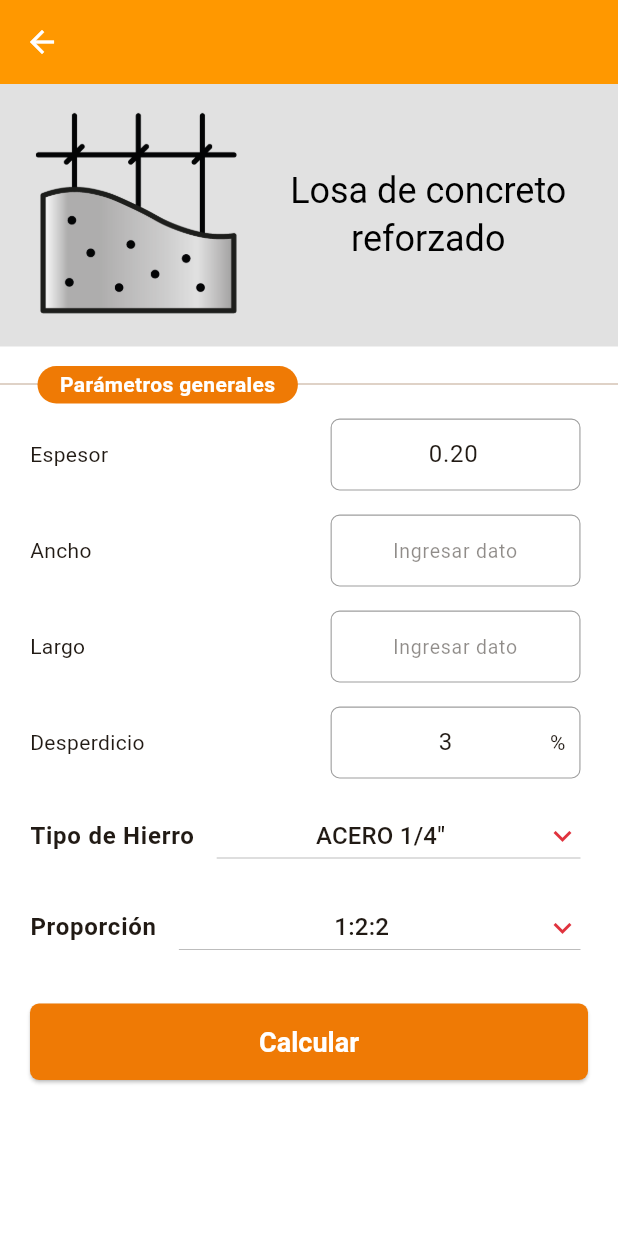
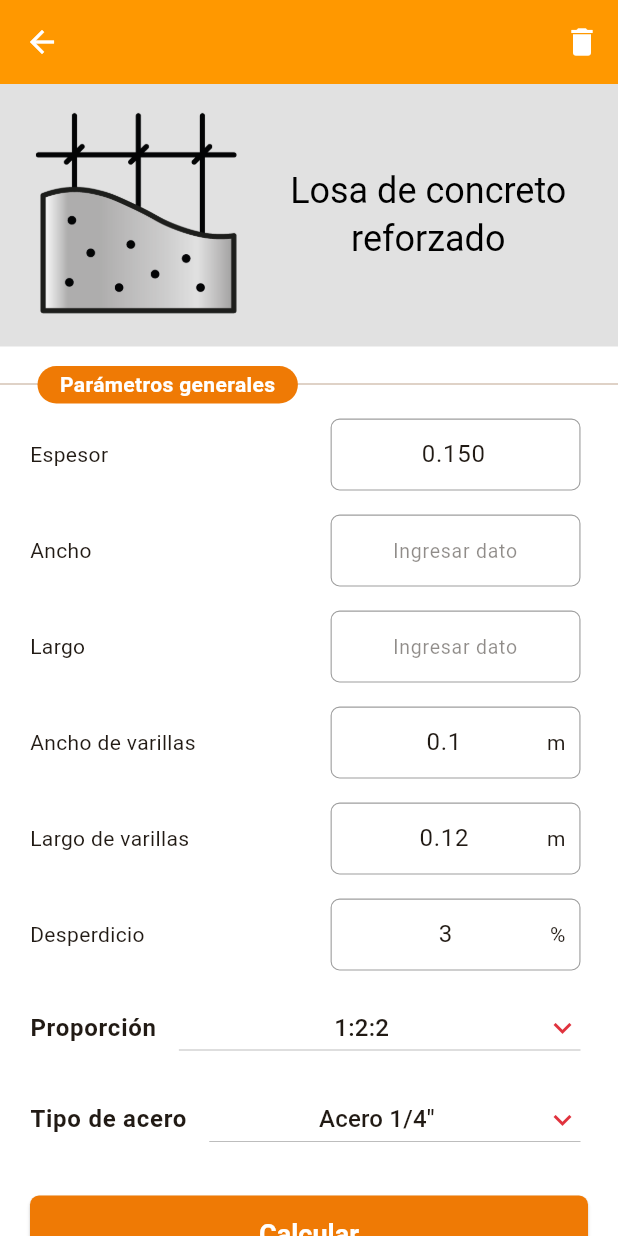
Before and after one commit to AdolfoID/itca_constructors-main, a Flutter app: the LosaReforzadaPage screen opened directly, on a phone screen of 412 x 824 dp. Run offline on Flutter 3.47's test engine with Material 3 defaults, Android fonts, the phone set to English and light mode, and no system bars; our stand-ins replace decimal, pdf, printing, shared_preferences, tuple; missing offline and left inert: flutter_pdfview; accounts and stored records are empty.

Commit message:
ultimo cambio

```diff
--- a/lib/src/ui/pages/forms/concretos/losa_reforzada.dart
+++ b/lib/src/ui/pages/forms/concretos/losa_reforzada.dart
@@ -37,29 +37,28 @@ class _LosaReforzadaPageState extends State<LosaReforzadaPage> with FormValidato
   final espesorText = TextEditingController();
   final desperdicioText = TextEditingController();
   String proporcion = '';
-  String tipoHierro = '';
+  String tipoAcero = '';
 
   @override
   void initState() {
     super.initState();
     _reiniciarTodo();
     proporcion = proporciones.first;
-    tipoHierro = tiposHierro.first;
+    tipoAcero = tiposAcero.first;
   }
 
   List<String> get proporciones => [
         "1:2:2",
       ];
 
-  List<String> get tiposHierro => [
-        "ACERO 1/4\"",
-        "ACERO 3/8\"",
-        "ACERO 1/2\"",
-        "ACERO 5/8\"",
-        "ACERO 3/4\"",
-        "ACERO 7/8\"",
-        "ACERO 1\"",
-
+  List<String> get tiposAcero => [
+        "Acero 1/4\"",
+        "Acero 3/8\"",
+        "Acero 1/2\"",
+        "Acero 5/8\"",
+        "Acero 3/4\"",
+        "Acero 7/8\"",
+        "Acero 1\"",
       ];
 
   String get title => widget.title;
@@ -69,6 +68,12 @@ class _LosaReforzadaPageState extends State<LosaReforzadaPage> with FormValidato
     return Scaffold(
       backgroundColor: Colors.white,
       appBar: AppBar(
+        actions: [
+          IconButton(
+            onPressed: _reiniciarTodo,
+            icon: const Icon(Icons.delete),
+          ),
+        ],
       ),
       body: Form(
         key: formKey,
@@ -103,22 +108,22 @@ class _LosaReforzadaPageState extends State<LosaReforzadaPage> with FormValidato
                           controller: largoText,
                         ),
                         TextFieldWidget(
+                          label: "Ancho de varillas",
+                          controller: anchoVarillasText,
+                          suffixWidget: const Text("m"),
+                        ),
+                        TextFieldWidget(
+                          label: "Largo de varillas",
+                          controller: largoVarillasText,
+                          suffixWidget: const Text("m"),
+                        ),
+                        TextFieldWidget(
                           label: "Desperdicio",
                           controller: desperdicioText,
                           suffixWidget: const Text("%"),
                         ),
-                      FormDropdownWidget(
-                        title: "Tipo de Hierro",
-                        items: tiposHierro,
-                        value: tipoHierro,
-                        onChanged: (value) {
-                          setState(() => tipoHierro = value!);
-                        },
-                      ),
-
                       ],
-                  ),
-                ),
+                    )),
                 Padding(
                   padding: const EdgeInsets.symmetric(
                     horizontal: 20,
@@ -131,6 +136,14 @@ class _LosaReforzadaPageState extends State<LosaReforzadaPage> with FormValidato
                         value: proporcion,
                         onChanged: (value) {
                           setState(() => proporcion = value!);
+                        },
+                      ),
+                      FormDropdownWidget(
+                        title: "Tipo de acero",
+                        items: tiposAcero,
+                        value: tipoAcero,
+                        onChanged: (value) {
+                          setState(() => tipoAcero = value!);
                         },
                       ),
                       const SizedBox(
@@ -154,7 +167,6 @@ class _LosaReforzadaPageState extends State<LosaReforzadaPage> with FormValidato
     );
   }
 
-
   ResultDataForPdfModel calc({
     required Decimal areaCalculo,
     required Decimal desperdicio,
@@ -162,8 +174,8 @@ class _LosaReforzadaPageState extends State<LosaReforzadaPage> with FormValidato
   }) {
     final priceProvider = PriceProvider.instance;
     final materialsItems = <ResultItem>[];
+
     // Materiales generales
-
     materialsItems.add(
       MamposteriaBloqueResultModel(
         descripcion: "CEMENTO TIPO GU",
@@ -213,6 +225,54 @@ class _LosaReforzadaPageState extends State<LosaReforzadaPage> with FormValidato
       ),
     );
 
+    // Tipo de acero
+    Decimal constanteAcero;
+    PriceItem priceItem;
+
+    switch (tipoAcero) {
+      case 'Acero 1/4"':
+        constanteAcero = 30.0.d;
+        priceItem = PriceItem.acero1_4;
+        break;
+      case 'Acero 3/8"':
+        constanteAcero = 13.60.d;
+        priceItem = PriceItem.acero3_8;
+        break;
+      case 'Acero 1/2"':
+        constanteAcero = 8.50.d;
+        priceItem = PriceItem.acero1_2;
+        break;
+      case 'Acero 5/8"':
+        constanteAcero = 4.87.d;
+        priceItem = PriceItem.acero5_8;
+        break;
+      case 'Acero 3/4"':
+        constanteAcero = 3.40.d;
+        priceItem = PriceItem.acero3_4;
+        break;
+      case 'Acero 7/8"':
+        constanteAcero = 2.50.d;
+        priceItem = PriceItem.acero7_8;
+        break;
+      case 'Acero 1"':
+        constanteAcero = 1.90.d;
+        priceItem = PriceItem.acero1;
+        break;
+      default:
+        constanteAcero = 30.0.d; // Default value
+        priceItem = PriceItem.acero1_4;
+    }
+
+    materialsItems.add(
+      VarillasResultModel(
+        descripcion: tipoAcero,
+        unidad: "qq",
+        constante: constanteAcero,
+        materialValor: totalVarillas,
+        precioUnitario: priceProvider.getPrice(priceItem),
+      ),
+    );
+
     final materiales = ResultDataForPdfModel(
       items: materialsItems,
       title: title.toUpperCase(),
@@ -220,59 +280,6 @@ class _LosaReforzadaPageState extends State<LosaReforzadaPage> with FormValidato
     );
 
     return materiales;
-  }
-
-  List<ResultDataForPdfModel> calcVarillas({
-    required Decimal areaCalculo,
-    required Decimal desperdicio,
-    required Decimal totalVarillas,
-  }) {
-    final priceProvider = PriceProvider.instance;
-    final materialsItems = <ResultItem>[];
-    // Materiales generales
-
-    materialsItems.add(
-      VarillasResultModel(
-        descripcion: tipoHierro,
-        unidad: "qq",
-
-        constante: _getConstantForTipoHierro(tipoHierro),
-        materialValor: totalVarillas,
-        precioUnitario: priceProvider.getPrice(
-          PriceItem.acero1_4,
-        ),
-      ),
-    );
-
-    final varillas = ResultDataForPdfModel(
-      items: materialsItems,
-      title: "${title.toUpperCase()}(Varillas)",
-      titleBackColor: Colors.blue,
-    );
-
-    return [varillas];
-  }
-
-  Decimal _getConstantForTipoHierro(String tipoHierro) {
-
-    switch (tipoHierro) {
-      case "ACERO 1/4\"":
-        return 30.0.d;
-      case "ACERO 3/8\"":
-        return 13.60.d;
-      case "ACERO 1/2\"":
-        return 8.50.d;
-      case "ACERO 5/8\"":
-        return 4.87.d;
-      case "ACERO 3/4\"":
-        return 3.40.d;
-      case "ACERO 7/8\"":
-        return 2.50.d;
-      case "ACERO 1\"":
-        return 1.90.d;
-      default:
-        return Decimal.zero;
-    }
   }
 
   _calcular(BuildContext context) {
@@ -293,13 +300,8 @@ class _LosaReforzadaPageState extends State<LosaReforzadaPage> with FormValidato
           (desperdicioText.text.toRegionalDouble() / 100.0.d).toDecimal();
 
       final totalVarillas =
-          ((anchoVarillaTotal + largoVarillaTotal) / 0.6.d).toDecimal() *
+          ((anchoVarillaTotal + largoVarillaTotal) / 6.0.d).toDecimal() *
               (0.06.d + 1.0.d);
-      final varillas = calcVarillas(
-        areaCalculo: volumen,
-        desperdicio: desperdicio,
-        totalVarillas: totalVarillas,
-      );
       final page1 = [
         calc(
           areaCalculo: volumen,
@@ -310,7 +312,6 @@ class _LosaReforzadaPageState extends State<LosaReforzadaPage> with FormValidato
 
       final results = [
         PdfPageData(results: page1),
-        PdfPageData(results: varillas),
       ];
 
       Navigator.of(context).push(
@@ -329,7 +330,9 @@ class _LosaReforzadaPageState extends State<LosaReforzadaPage> with FormValidato
     anchoText.clear();
     anchoVarillasText.text = "0.1";
     largoVarillasText.text = "0.12";
-    espesorText.text = "0.20";
+    espesorText.text = "0.150";
     desperdicioText.text = "3";
+    proporcion = proporciones.first;
+    tipoAcero = tiposAcero.first;
   }
 }
```
Also changed, not shown: 1 other file. Lines whose indentation alone changed are shown as unchanged.
